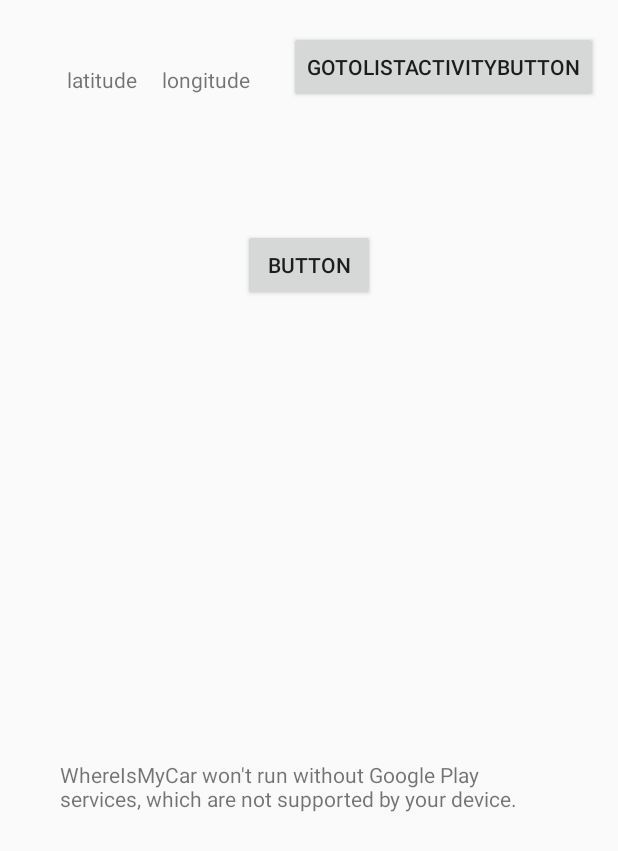
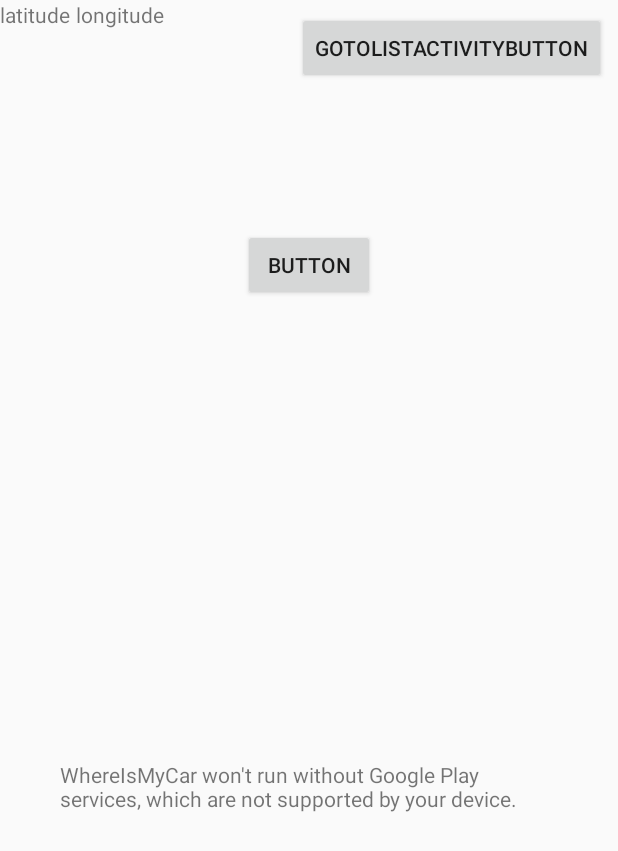
Before and after one commit to Wiklos/WhereIsMyCar, an Android app: the screen it shows after launch (StartActivity), after a tap on "BUTTON", on a phone screen of 412 x 824 dp. Shown: the top 851 px of the screen. Run offline under Robolectric (Android 15) with nearby library versions, the phone set to English and light mode, and no system bars; libraries missing offline, so code that uses them is left out: com.orm; 2 statements that could not run were skipped.

Commit message:
Current date. OnClick on marker name field.

```diff
--- a/app/src/main/java/pawel/wiklo/whereismycar/MyAdapter.java
+++ b/app/src/main/java/pawel/wiklo/whereismycar/MyAdapter.java
@@ -77,7 +77,7 @@ public class MyAdapter extends RecyclerView.Adapter<MyAdapter.ViewHolder> {
             }
         });
 
-        holder.txtFooter.setText("Footer: " + item.getData());
+        holder.txtFooter.setText("Footer: " + item.getId());
     }
 
     // Return the size of your dataset (invoked by the layout manager)
--- a/app/src/main/java/pawel/wiklo/whereismycar/StartActivity.java
+++ b/app/src/main/java/pawel/wiklo/whereismycar/StartActivity.java
@@ -11,6 +11,7 @@ import android.util.Log;
 import android.view.View;
 import android.widget.Button;
 import android.widget.TextView;
+import android.widget.Toast;
 
 import com.google.android.gms.maps.CameraUpdate;
 import com.google.android.gms.maps.CameraUpdateFactory;
@@ -18,9 +19,13 @@ import com.google.android.gms.maps.GoogleMap;
 import com.google.android.gms.maps.OnMapReadyCallback;
 import com.google.android.gms.maps.SupportMapFragment;
 import com.google.android.gms.maps.model.LatLng;
+import com.google.android.gms.maps.model.Marker;
 import com.google.android.gms.maps.model.MarkerOptions;
 import com.orm.SugarContext;
 
+import java.text.DateFormat;
+import java.text.SimpleDateFormat;
+import java.util.Date;
 import java.util.List;
 
 public class StartActivity extends FragmentActivity implements OnMapReadyCallback {
@@ -114,8 +119,8 @@ public class StartActivity extends FragmentActivity implements OnMapReadyCallbac
                 mp.title("Current Poition");
 
                 mMap.addMarker(mp);
-                mMap.moveCamera(center);
-                mMap.animateCamera(zoom);
+                //mMap.moveCamera(center);
+                //mMap.animateCamera(zoom);
 
                 Log.v("Map", mp.getPosition().toString());
                 //tv1.setText(tv1.getText()+"\n"+mp.getPosition().latitude);
@@ -137,6 +142,23 @@ public class StartActivity extends FragmentActivity implements OnMapReadyCallbac
         mp3.position(new LatLng(51.68560, 19.40));
         mp3.title("New Marker3");
         mMap.addMarker(mp3);
+
+
+        googleMap.setOnInfoWindowClickListener(new GoogleMap.OnInfoWindowClickListener() {
+
+            @Override
+            public void onInfoWindowClick(Marker arg0) {
+                // TODO Auto-generated method stub
+
+                Toast toast = Toast.makeText(getApplicationContext(), arg0.getPosition().toString(), Toast.LENGTH_LONG);
+                toast.show();
+
+
+
+            }
+        });
+
+
     }
 
     private void getLocation() {
@@ -164,6 +186,25 @@ public class StartActivity extends FragmentActivity implements OnMapReadyCallbac
 //        DataBaseValues dbv = new DataBaseValues(0.01,0.02,"aaa","bbb");
 //        dbv.save();
 
+//        SugarContext.init(this);
+//        for(int i = 1;i<10;i++)
+//        {
+//            DataBaseValues book = DataBaseValues.findById(DataBaseValues.class, i);
+//            book.delete();
+//        }
+
+
+        DateFormat dateFormat = new SimpleDateFormat("yyyy/MM/dd HH:mm:ss");
+        Date date = new Date();
+        System.out.println(dateFormat.format(date)); //2016/11/16 12:08:43
+
+        Toast toast = Toast.makeText(this, dateFormat.format(date), Toast.LENGTH_LONG);
+        toast.show();
+
+        SugarContext.init(this);
+        DataBaseValues dbv = new DataBaseValues(lat,lon,dateFormat.format(date),"Edytuj");
+        dbv.save();
+
 
     }
 private void goToListActivity()
--- a/app/src/main/res/layout/activity_start.xml
+++ b/app/src/main/res/layout/activity_start.xml
@@ -12,11 +12,11 @@
         android:layout_height="wrap_content"
         android:text="latitude"
         app:layout_constraintBottom_toBottomOf="parent"
-        app:layout_constraintHorizontal_bias="0.123"
+        app:layout_constraintHorizontal_bias="0.0"
         app:layout_constraintLeft_toLeftOf="parent"
         app:layout_constraintRight_toRightOf="parent"
         app:layout_constraintTop_toTopOf="parent"
-        app:layout_constraintVertical_bias="0.054" />
+        app:layout_constraintVertical_bias="0.0" />
 
     <TextView
         android:id="@+id/tv2"
@@ -24,11 +24,11 @@
         android:layout_height="wrap_content"
         android:text="longitude"
         app:layout_constraintBottom_toBottomOf="parent"
-        app:layout_constraintHorizontal_bias="0.306"
+        app:layout_constraintHorizontal_bias="0.144"
         app:layout_constraintLeft_toLeftOf="parent"
         app:layout_constraintRight_toRightOf="parent"
         app:layout_constraintTop_toTopOf="parent"
-        app:layout_constraintVertical_bias="0.054" />
+        app:layout_constraintVertical_bias="0.0" />
 
     <Button
         android:id="@+id/button"
@@ -56,10 +56,10 @@
         android:text="goToListActivityButton"
         app:layout_constraintBottom_toBottomOf="parent"
         app:layout_constraintEnd_toEndOf="parent"
-        app:layout_constraintHorizontal_bias="0.971"
+        app:layout_constraintHorizontal_bias="1.0"
         app:layout_constraintStart_toStartOf="parent"
         app:layout_constraintTop_toTopOf="parent"
-        app:layout_constraintVertical_bias="0.017" />
+        app:layout_constraintVertical_bias="0.0" />
 
     <fragment xmlns:android="http://schemas.android.com/apk/res/android"
         xmlns:map="http://schemas.android.com/apk/res-auto"
```
